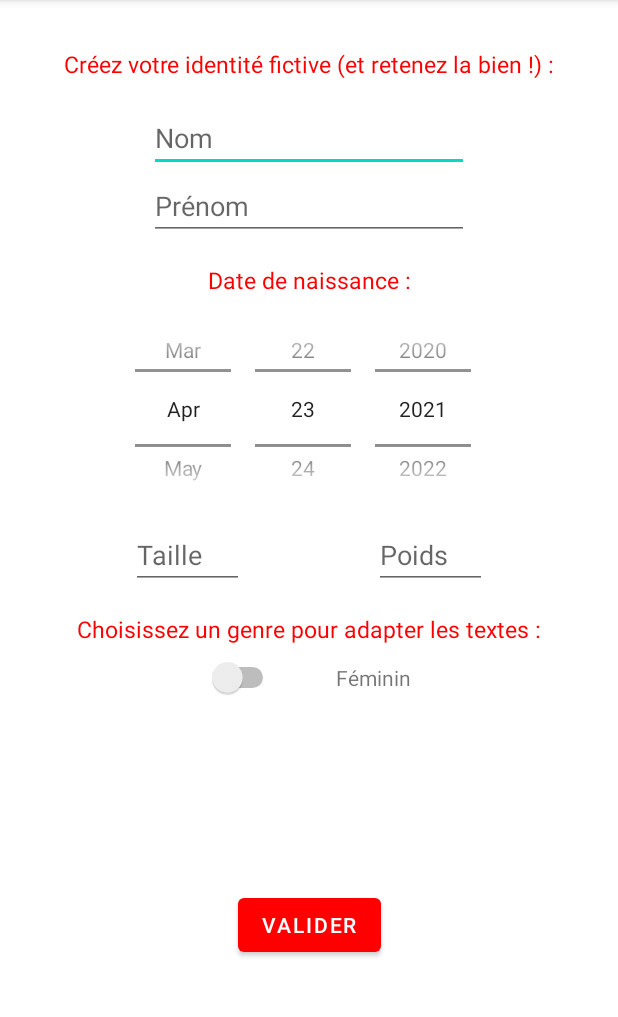
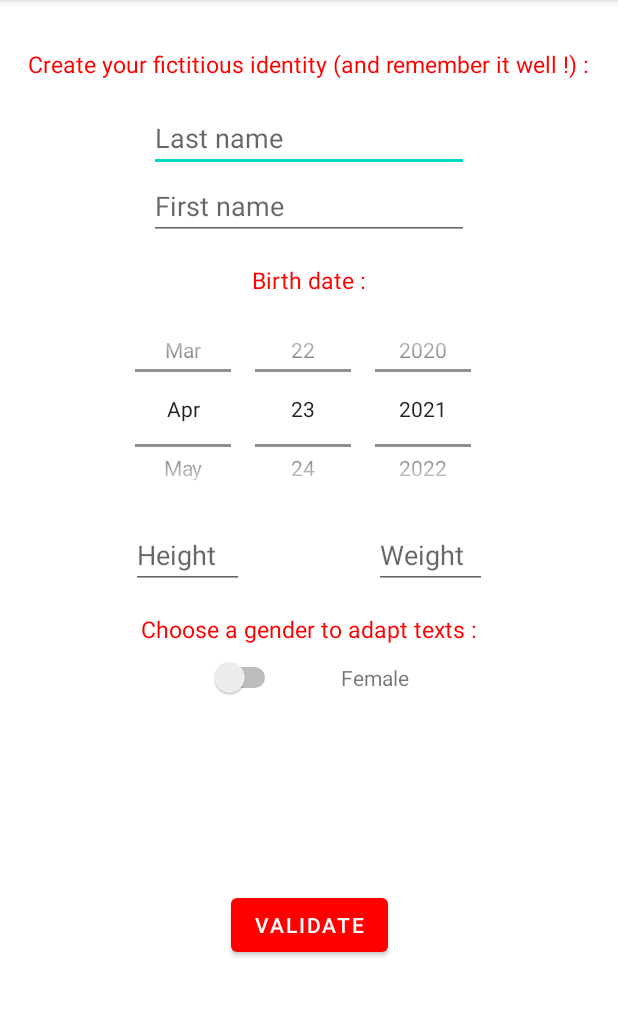
Before and after one commit to Madsky-Git/PrisonFantasy, an Android app: the screen it shows after launch (MainActivity), on a phone screen of 412 x 824 dp, the part 84-1101 px from its top. Run offline under Robolectric (Android 15) with nearby library versions, the phone set to English and light mode, and no system bars.

```diff
--- a/app/src/main/AndroidManifest.xml
+++ b/app/src/main/AndroidManifest.xml
@@ -9,8 +9,7 @@
         android:roundIcon="@mipmap/ic_launcher_round"
         android:supportsRtl="true"
         android:theme="@style/Theme.PrisonFantasy">
-        <activity android:name=".MainActivityTrash"></activity>
-        <activity android:name=".FirstActivity" />
+        <activity android:name=".ConfirmIdentityActivity" />
         <activity android:name=".MainActivity">
             <intent-filter>
                 <action android:name="android.intent.action.MAIN" />
--- a/app/src/main/java/pierrick/merielbussy/prisonfantasy/MainActivity.kt
+++ b/app/src/main/java/pierrick/merielbussy/prisonfantasy/MainActivity.kt
@@ -124,13 +124,13 @@ class MainActivity : AppCompatActivity() {
             else {
                 GlobalScope.launch { userManager.storeUser(lastname, firstname, age, height, weight, gender) }
 
-                val intent = Intent(this, FirstActivity::class.java)
+                val intent = Intent(this, ConfirmIdentityActivity::class.java)
                 startActivity(intent)
             }
         }
     }
 
-    fun calculateAge() {
+    private fun calculateAge() {
         age = cYear - rYear
 
         if (rMonth > cMonth){
--- a/app/src/main/res/layout/activity_first.xml
+++ b/app/src/main/res/layout/activity_confirm_identity.xml
@@ -5,7 +5,7 @@
     xmlns:tools="http://schemas.android.com/tools"
     android:layout_width="match_parent"
     android:layout_height="match_parent"
-    tools:context=".FirstActivity">
+    tools:context=".ConfirmIdentityActivity">
 
 
     <LinearLayout
--- a/app/src/main/res/values/strings.xml
+++ b/app/src/main/res/values/strings.xml
@@ -1,39 +1,45 @@
 <resources>
     <string name="app_name">PrisonFantasy</string>
 
-    <!-- ELEMENTS GRAPHIQUES -->
-    <string name="create_identity">Créez votre identité fictive (et retenez la bien !) :</string>
-    <string name="last_name">Nom</string>
-    <string name="first_name">Prénom</string>
-    <string name="birthday_text">Date de naissance :</string>
-    <string name="choose_height">Taille</string>
-    <string name="choose_weight">Poids</string>
-    <string name="select_gender">Choisissez un genre pour adapter les textes :</string>
-    <string name="result_gender_f">Féminin</string>
-    <string name="result_gender_m">Masculin</string>
+    <!-- GRAPHICAL ELEMENTS -->
+    <string name="create_identity">Create your fictitious identity (and remember it well !) :</string>
+    <string name="last_name">Last name</string>
+    <string name="first_name">First name</string>
+    <string name="birthday_text">Birth date :</string>
+    <string name="choose_height">Height</string>
+    <string name="choose_weight">Weight</string>
+    <string name="select_gender">Choose a gender to adapt texts :</string>
+    <string name="result_gender_f">Female</string>
+    <string name="result_gender_m">Male</string>
 
-    <string name="validate_button">Valider</string>
-    <string name="answer_text">Réponse</string>
+    <string name="validate_button">Validate</string>
+    <string name="answer_text">Answer</string>
 
-    <!-- ERREURS CHAMPS VIDES -->
-    <string name="error_lastname_empty">Vous devez choisir un nom de famille</string>
-    <string name="error_firstname_empty">Vous devez choisir un prénom</string>
-    <string name="error_height_empty">Vous devez choisir une taille</string>
-    <string name="error_weight_empty">Vous devez choisir un poids</string>
+    <!-- EMPTY FIELD ERRORS -->
+    <string name="error_lastname_empty">You have to choose a last name</string>
+    <string name="error_firstname_empty">You have to choose a first name</string>
+    <string name="error_height_empty">You have to choose a heigth</string>
+    <string name="error_weight_empty">You have to choose a weight</string>
 
 
-    <string name="error_answer_empty">Vous devez entrer une réponse avant de valider</string>
+    <string name="error_answer_empty">You have to enter an answer before validate</string>
 
-    <!-- ERREURS VALEURS INCORRECTES -->
-    <string name="error_height_value">La taille doit être entre 100 et 250 cm</string>
-    <string name="error_weight_value">Le poids doit être entre 30 et 300 kg</string>
+    <!-- INCORRECT VALUE ERRORS -->
+    <string name="error_height_value">Height should be between 100 and 250 cm</string>
+    <string name="error_weight_value">Weight should be between 30 and 300 kg</string>
     <string name="error_age_value">Votre personnage doit être majeur</string>
 
-    <string name="error_answer_incorrect_page1">Vous devez écrire \"Confirmer\" ou \"Annuler\"</string>
+    <string name="error_answer_incorrect_page1">You must write \"Confirm\" or \"Cancel\"</string>
+
+    <!-- ANSWERS -->
+    <string name="confirm">CONFIRM</string>
+    <string name="cancel">CANCEL</string>
 
     <!-- LOREM IPSUM -->
-    <string name="lorem_ipsum">Lorem ipsum dolor sit amet, consectetur adipiscing elit. Etiam ullamcorper magna non iaculis molestie. Etiam augue metus, fermentum sit amet leo a, accumsan rhoncus risus. Maecenas id aliquet sem. Suspendisse vehicula cursus semper. Nulla fringilla augue lacus, id convallis leo scelerisque in. Sed ut sapien lacinia, sagittis nisi non, tristique purus. Curabitur sed posuere quam. In hac habitasse platea dictumst. Maecenas ac erat tortor. Nam sagittis vitae ex vitae luctus. Maecenas volutpat mi ut tellus semper, in cursus augue bibendum. Donec eget turpis quis lectus vestibulum molestie euismod et dui. Donec ut leo ac magna ullamcorper semper et et tortor. Pellentesque diam nulla, dictum id feugiat sit amet, viverra gravida felis. Maecenas a neque velit. Vestibulum rutrum eget nunc id placerat. Aliquam semper, justo ut eleifend dictum, turpis erat viverra purus, ut mollis metus diam sed sem. Proin dignissim eros non ex pellentesque, consectetur tristique arcu consequat. Aenean feugiat sapien vel nulla consequat, non consequat diam congue. Nulla ornare erat et aliquam fringilla. Praesent quis ante tellus. Nam lobortis dictum dolor. Phasellus non elit elementum, elementum metus et, tempor tortor.</string>
+    <string name="lorem_ipsum" translatable="false">Lorem ipsum dolor sit amet, consectetur adipiscing elit. Etiam ullamcorper magna non iaculis molestie. Etiam augue metus, fermentum sit amet leo a, accumsan rhoncus risus. Maecenas id aliquet sem. Suspendisse vehicula cursus semper. Nulla fringilla augue lacus, id convallis leo scelerisque in. Sed ut sapien lacinia, sagittis nisi non, tristique purus. Curabitur sed posuere quam. In hac habitasse platea dictumst. Maecenas ac erat tortor. Nam sagittis vitae ex vitae luctus. Maecenas volutpat mi ut tellus semper, in cursus augue bibendum. Donec eget turpis quis lectus vestibulum molestie euismod et dui. Donec ut leo ac magna ullamcorper semper et et tortor. Pellentesque diam nulla, dictum id feugiat sit amet, viverra gravida felis. Maecenas a neque velit. Vestibulum rutrum eget nunc id placerat. Aliquam semper, justo ut eleifend dictum, turpis erat viverra purus, ut mollis metus diam sed sem. Proin dignissim eros non ex pellentesque, consectetur tristique arcu consequat. Aenean feugiat sapien vel nulla consequat, non consequat diam congue. Nulla ornare erat et aliquam fringilla. Praesent quis ante tellus. Nam lobortis dictum dolor. Phasellus non elit elementum, elementum metus et, tempor tortor.</string>
 
     <!-- STRING TESTING -->
     <string name="test_string">Ceci est un test pour afficher des variables enregistrées à l\'intérieur des textes de l\'histoire.\n\nVous venez de créer un personnage dont le prénom est %1$s et le nom de famille %2$s, sa date de naissance est le %3$d/%4$d/%5$d, il a donc aujourd\'hui %6$d ans !\n\nVous lui avez défini une taille de %7$dcm et un poids de %8$dkg.\n\nLe genre %9$s sera utilisé pour parler de votre personnage.\n\nSi votre personnage vous convient, veuillez écrire \"Confirmer\" puis validez, si vous voulez créer un personnage différent, veuillez écrire \"Annuler\" puis validez.</string>
+    <string name="test_string2">TEST :  %1$s, %2$s, %3$d, %4$d, %5$d, %6$d, %7$d, %8$d, %9$s</string>
+
 </resources>
```
Also changed, not shown: app/build.gradle (+7 -4 lines), app/src/main/java/pierrick/merielbussy/prisonfantasy/ConfirmIdentityActivity.kt (added, +48 -0 lines), app/src/main/java/pierrick/merielbussy/prisonfantasy/FirstActivity.kt (deleted, +0 -51 lines), 1 other file.
